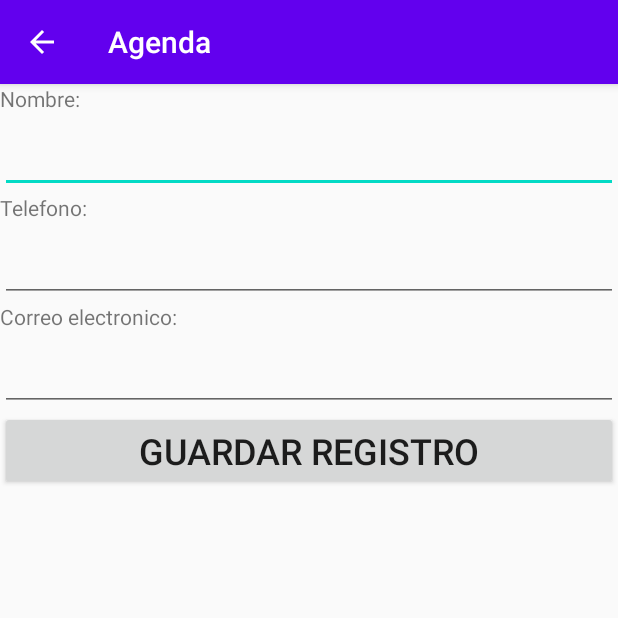
After one commit to CodigosdeProgramacion/Agenda, an Android app: the EditarActivity screen opened directly, with no data from a screen before it, on a phone screen of 412 x 824 dp, the top half of it. The commit adds this screen. Run offline under Robolectric (Android 15) with nearby library versions, the phone set to English and light mode, and no system bars; 1 statement that could not run was skipped.

```diff
--- a/app/build.gradle
+++ b/app/build.gradle
@@ -27,6 +27,7 @@ dependencies {
     implementation 'androidx.appcompat:appcompat:1.2.0'
     implementation 'androidx.constraintlayout:constraintlayout:2.0.4'
     implementation 'androidx.recyclerview:recyclerview:1.1.0'
+    implementation 'com.google.android.material:material:1.0.0'
     testImplementation 'junit:junit:4.12'
     androidTestImplementation 'androidx.test.ext:junit:1.1.2'
     androidTestImplementation 'androidx.test.espresso:espresso-core:3.3.0'
--- /dev/null
+++ b/app/src/main/java/com/cdp/agenda/EditarActivity.java
@@ -0,0 +1,86 @@
+package com.cdp.agenda;
+
+import android.annotation.SuppressLint;
+import android.content.Intent;
+import android.os.Bundle;
+import android.text.InputType;
+import android.view.View;
+import android.widget.Button;
+import android.widget.EditText;
+import android.widget.Toast;
+
+import androidx.appcompat.app.AppCompatActivity;
+
+import com.cdp.agenda.db.DbContactos;
+import com.cdp.agenda.entidades.Contactos;
+import com.google.android.material.floatingactionbutton.FloatingActionButton;
+
+public class EditarActivity extends AppCompatActivity {
+
+    EditText txtNombre, txtTelefono, txtCorreo;
+    Button btnGuarda;
+    FloatingActionButton fabEditar, fabEliminar;
+    boolean correcto = false;
+    Contactos contacto;
+    int id = 0;
+
+    @SuppressLint("RestrictedApi")
+    @Override
+    protected void onCreate(Bundle savedInstanceState) {
+        super.onCreate(savedInstanceState);
+        setContentView(R.layout.activity_ver);
+
+        txtNombre = findViewById(R.id.txtNombre);
+        txtTelefono = findViewById(R.id.txtTelefono);
+        txtCorreo = findViewById(R.id.txtCorreoElectronico);
+        btnGuarda = findViewById(R.id.btnGuarda);
+        fabEditar = findViewById(R.id.fabEditar);
+        fabEditar.setVisibility(View.INVISIBLE);
+        fabEliminar = findViewById(R.id.fabEliminar);
+        fabEliminar.setVisibility(View.INVISIBLE);
+
+        if (savedInstanceState == null) {
+            Bundle extras = getIntent().getExtras();
+            if (extras == null) {
+                id = Integer.parseInt(null);
+            } else {
+                id = extras.getInt("ID");
+            }
+        } else {
+            id = (int) savedInstanceState.getSerializable("ID");
+        }
+
+        final DbContactos dbContactos = new DbContactos(EditarActivity.this);
+        contacto = dbContactos.verContacto(id);
+
+        if (contacto != null) {
+            txtNombre.setText(contacto.getNombre());
+            txtTelefono.setText(contacto.getTelefono());
+            txtCorreo.setText(contacto.getCorreo_electornico());
+        }
+
+        btnGuarda.setOnClickListener(new View.OnClickListener() {
+            @Override
+            public void onClick(View view) {
+                if (!txtNombre.getText().toString().equals("") && !txtTelefono.getText().toString().equals("")) {
+                    correcto = dbContactos.editarContacto(id, txtNombre.getText().toString(), txtTelefono.getText().toString(), txtCorreo.getText().toString());
+
+                    if(correcto){
+                        Toast.makeText(EditarActivity.this, "REGISTRO MODIFICADO", Toast.LENGTH_LONG).show();
+                        verRegistro();
+                    } else {
+                        Toast.makeText(EditarActivity.this, "ERROR AL MODIFICAR REGISTRO", Toast.LENGTH_LONG).show();
+                    }
+                } else {
+                    Toast.makeText(EditarActivity.this, "DEBE LLENAR LOS CAMPOS OBLIGATORIOS", Toast.LENGTH_LONG).show();
+                }
+            }
+        });
+    }
+
+    private void verRegistro(){
+        Intent intent = new Intent(this, VerActivity.class);
+        intent.putExtra("ID", id);
+        startActivity(intent);
+    }
+}
--- /dev/null
+++ b/app/src/main/res/drawable/ic_delete.xml
@@ -0,0 +1,5 @@
+<vector android:height="24dp" android:tint="#D5D5DA"
+    android:viewportHeight="24" android:viewportWidth="24"
+    android:width="24dp" xmlns:android="http://schemas.android.com/apk/res/android">
+    <path android:fillColor="@android:color/white" android:pathData="M6,19c0,1.1 0.9,2 2,2h8c1.1,0 2,-0.9 2,-2V7H6v12zM19,4h-3.5l-1,-1h-5l-1,1H5v2h14V4z"/>
+</vector>
--- /dev/null
+++ b/app/src/main/res/drawable/ic_edit.xml
@@ -0,0 +1,5 @@
+<vector android:height="24dp" android:tint="#D5D5DA"
+    android:viewportHeight="24" android:viewportWidth="24"
+    android:width="24dp" xmlns:android="http://schemas.android.com/apk/res/android">
+    <path android:fillColor="@android:color/white" android:pathData="M3,17.25V21h3.75L17.81,9.94l-3.75,-3.75L3,17.25zM20.71,7.04c0.39,-0.39 0.39,-1.02 0,-1.41l-2.34,-2.34c-0.39,-0.39 -1.02,-0.39 -1.41,0l-1.83,1.83 3.75,3.75 1.83,-1.83z"/>
+</vector>
--- /dev/null
+++ b/app/src/main/res/layout/activity_ver.xml
@@ -0,0 +1,78 @@
+<?xml version="1.0" encoding="utf-8"?>
+<LinearLayout xmlns:android="http://schemas.android.com/apk/res/android"
+    xmlns:app="http://schemas.android.com/apk/res-auto"
+    xmlns:tools="http://schemas.android.com/tools"
+    android:layout_width="match_parent"
+    android:layout_height="match_parent"
+    android:orientation="vertical"
+    tools:context=".VerActivity">
+
+    <TextView
+        android:id="@+id/viewNombre"
+        android:layout_width="match_parent"
+        android:layout_height="wrap_content"
+        android:text="@string/hint_nombre" />
+
+    <EditText
+        android:id="@+id/txtNombre"
+        android:layout_width="match_parent"
+        android:layout_height="wrap_content"
+        android:ems="10"
+        android:labelFor="@+id/viewNombre"
+        android:inputType="textPersonName"
+        android:textSize="24sp" />
+
+    <TextView
+        android:id="@+id/viewTelefono"
+        android:layout_width="match_parent"
+        android:layout_height="wrap_content"
+        android:text="@string/hint_telefono" />
+
+    <EditText
+        android:id="@+id/txtTelefono"
+        android:layout_width="match_parent"
+        android:layout_height="wrap_content"
+        android:ems="10"
+        android:labelFor="@+id/viewTelefono"
+        android:inputType="phone"
+        android:textSize="24sp" />
+
+    <TextView
+        android:id="@+id/viewCorreo"
+        android:layout_width="match_parent"
+        android:layout_height="wrap_content"
+        android:text="@string/hint_correo_electronico" />
+
+    <EditText
+        android:id="@+id/txtCorreoElectronico"
+        android:layout_width="match_parent"
+        android:layout_height="wrap_content"
+        android:ems="10"
+        android:labelFor="@+id/viewCorreo"
+        android:inputType="textEmailAddress"
+        android:textSize="24sp" />
+
+    <Button
+        android:id="@+id/btnGuarda"
+        android:layout_width="match_parent"
+        android:layout_height="wrap_content"
+        android:text="@string/btn_guarda"
+        android:textSize="24sp" />
+
+    <com.google.android.material.floatingactionbutton.FloatingActionButton
+        android:id="@+id/fabEditar"
+        android:layout_width="match_parent"
+        android:layout_height="wrap_content"
+        android:layout_gravity="bottom|end"
+        android:clickable="true"
+        android:src="@drawable/ic_edit" />
+
+    <com.google.android.material.floatingactionbutton.FloatingActionButton
+        android:id="@+id/fabEliminar"
+        android:layout_width="match_parent"
+        android:layout_height="wrap_content"
+        android:layout_gravity="bottom|end"
+        android:clickable="true"
+        android:src="@drawable/ic_delete" />
+
+</LinearLayout>
```
Also changed, not shown: app/src/main/AndroidManifest.xml (+20 -2 lines), app/src/main/java/com/cdp/agenda/VerActivity.java (+33 -2 lines), app/src/main/java/com/cdp/agenda/adaptadores/ListaContactosAdapter.java (+13 -0 lines), app/src/main/java/com/cdp/agenda/db/DbContactos.java (+66 -3 lines).
